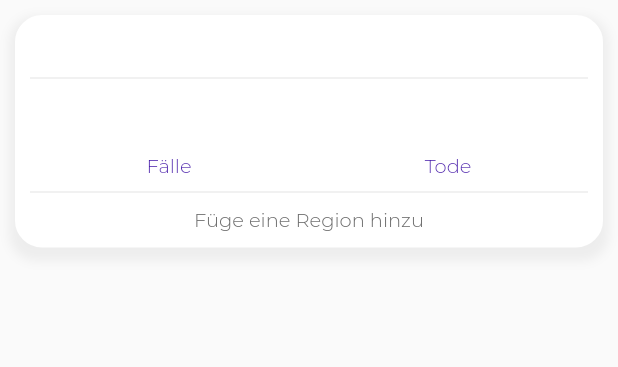
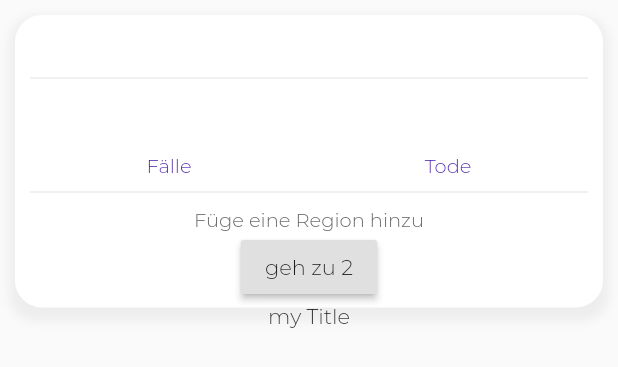
Before and after one commit to Domepo/virometer, a Flutter app: the SelectBox widget shown alone on an empty page, opened directly with empty values, on a phone screen of 412 x 824 dp. Shown: the top 367 px of the screen. Run offline on Flutter 3.47's test engine with Material 2 defaults, Android fonts, the phone set to English and light mode, and no system bars; our stand-ins replace dio; network calls fail.

Commit message:
changed page structure

```diff
--- a/lib/main.dart
+++ b/lib/main.dart
@@ -3,3 +3,15 @@ import 'screens/viro_home/homescreen.dart';
 void main() {
   runApp(ViroApp());
 }
+class ViroApp extends StatefulWidget {
+  @override
+  _ViroAppState createState() => _ViroAppState();
+}
+
+class _ViroAppState extends State<ViroApp> {
+  @override
+  Widget build(BuildContext context) {
+    return MaterialApp(
+        theme: ThemeData(fontFamily: 'Montserrat'), home: FirstPage());
+  }
+}
--- a/lib/screens/viro_home/select_box/select_box.dart
+++ b/lib/screens/viro_home/select_box/select_box.dart
@@ -3,6 +3,7 @@ import 'dart:convert';
 import 'package:flutter/material.dart';
 import 'package:virometer/modules/countrys/germany/corona_request.dart';
 import 'package:http/http.dart' as http;
+import '../homescreen.dart';
 
 class SelectBox extends StatelessWidget {
   final String _virusTitle;
@@ -15,10 +16,10 @@ class SelectBox extends StatelessWidget {
 
   @override
   Widget build(BuildContext context) {
-
     return Container(
         margin: EdgeInsets.only(left: 10, top: 10, right: 10, bottom: 10),
-        height: 155,
+        height: 195,
+        // height: 155, without nav button
         width: double.infinity,
         decoration: BoxDecoration(
             color: Colors.white,
@@ -95,6 +96,29 @@ class SelectBox extends StatelessWidget {
               alignment: Alignment.center,
               child: Text("Füge eine Region hinzu",
                   style: TextStyle(fontSize: 13, color: Color(0xff6E6E6E)))),
+          Column(children:[
+
+            RaisedButton(
+              child: Text("geh zu 2"),
+              onPressed: () {
+                Navigator.of(context).push(
+                    MaterialPageRoute(builder: (context) => SecondPage()));
+              },
+            ),
+        ]),new GestureDetector(
+  onTap: () {
+    Navigator.pushNamed(context, "");
+  },
+  child: new Text("my Title"),
+)
         ]));
   }
 }
+// child: RaisedButton(
+//   child: Text("geh zu 2"),
+//   onPressed: () {
+//     Navigator.of(context).push(
+//       MaterialPageRoute(builder: (context) => SecondPage())
+//     );
+//   },
+// ),
```
Also changed, not shown: lib/screens/viro_home/homescreen.dart (+26 -8 lines), lib/screens/viro_select/select.dart (added, +15 -0 lines).
